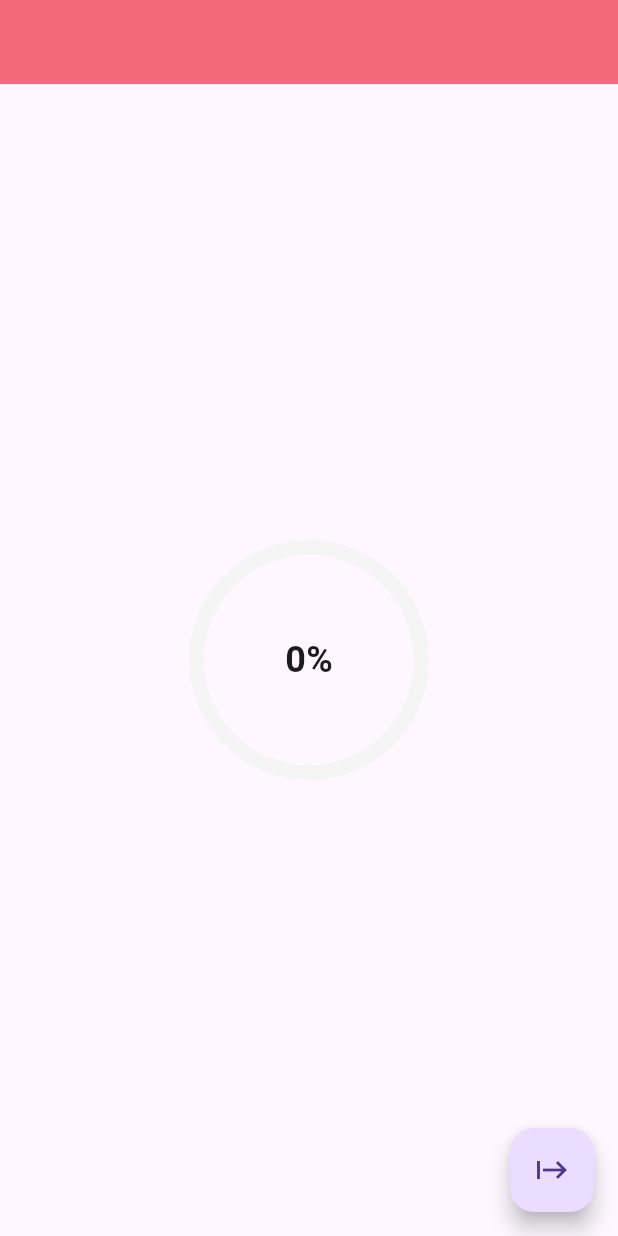
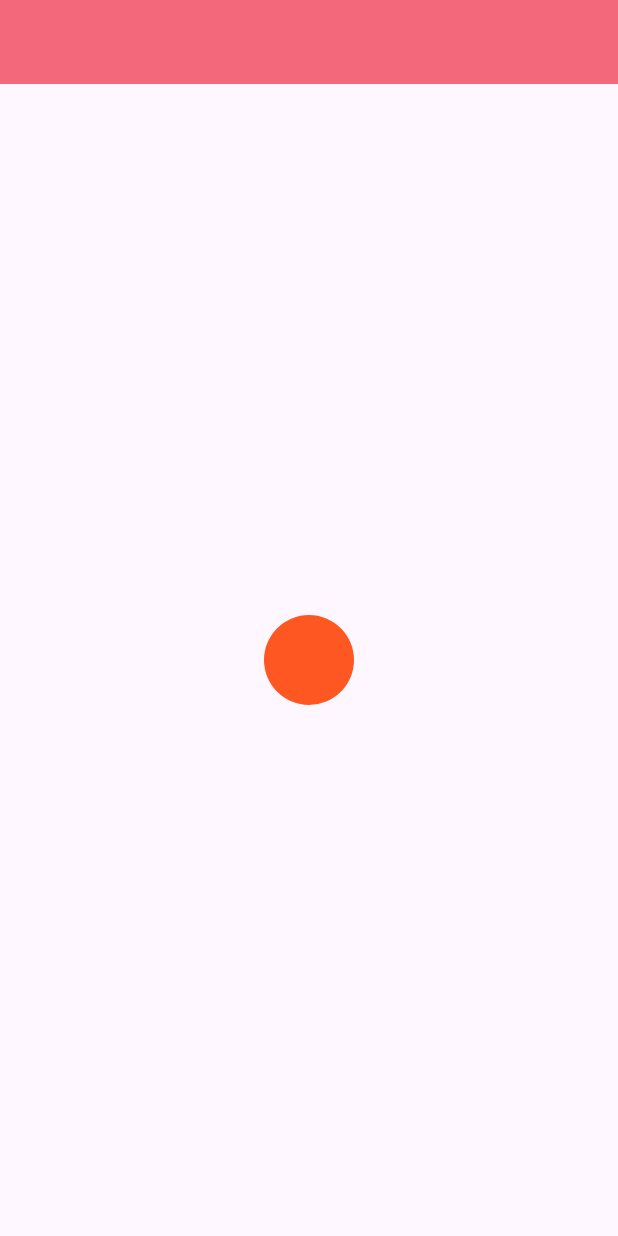
Before and after one commit to irfanhabib19/flutter_animation, a Flutter app: the screen it shows after launch, on a phone screen of 412 x 824 dp. Run offline on Flutter 3.47's test engine with Material 3 defaults, Android fonts, the phone set to English and light mode, and no system bars; our stand-ins replace device_preview.

Commit message:
Q commit

```diff
--- a/lib/main.dart
+++ b/lib/main.dart
@@ -6,6 +6,7 @@ import 'package:flutter_animations/explicit_examples/login_animation.dart';
 import 'package:flutter_animations/implicit_examples/animated_color_palletes.dart';
 import 'package:flutter_animations/implicit_examples/animated_shopping_cartButton.dart';
 import 'package:flutter_animations/implicit_examples/animated_tween_animation.dart';
+import 'package:flutter_animations/page_route_builder_animation/splash_animation.dart';
 
 void main() {
   runApp(DevicePreview(builder: (context) => MyApp()));
@@ -33,16 +34,18 @@ class MyHomePage extends StatelessWidget {
       appBar: AppBar(
         backgroundColor: const Color.fromARGB(255, 243, 104, 122),
       ),
-        body: Container(
+      body: SplashAnimation(),
+      /*Container(
             child: LoadingAnimation(
           color: Colors.green,
           progress: 45,
         )
+        */
       //ListAnimation()
       //LoginAnimation()
       //AnimatedTweenAnimation()
       //AnimatedShoppingCartbutton(),
       // AnimatedColorPalette(),
-            ));
+    );
   }
 }
--- /dev/null
+++ b/lib/page_route_builder_animation/splash_animation.dart
@@ -0,0 +1,48 @@
+import 'package:flutter/material.dart';
+
+class SplashAnimation extends StatefulWidget {
+  SplashAnimation({super.key});
+
+  @override
+  State<SplashAnimation> createState() => SplashAnimationState();
+}
+
+class SplashAnimationState extends State<SplashAnimation> {
+  @override
+  Widget build(BuildContext context) {
+    return GestureDetector(
+      onTap: () {
+        Navigator.push(
+            context, MaterialPageRoute(builder: (context) => destination()));
+      },
+      child: Center(
+        child: Container(
+          height: 60,
+          width: 60,
+          decoration: BoxDecoration(
+            shape: BoxShape.circle,
+            color: Colors.deepOrange,
+          ),
+        ),
+      ),
+    );
+  }
+}
+
+class destination extends StatelessWidget {
+  destination({
+    super.key,
+  });
+  @override
+  Widget build(BuildContext context) {
+    return Scaffold(
+      appBar: AppBar(
+        backgroundColor: Colors.blueAccent,
+        title: Text("Splash Screen"),
+      ),
+      body: Container(
+        color: Colors.greenAccent,
+      ),
+    );
+  }
+}
```
Lines whose indentation alone changed are shown as unchanged.
